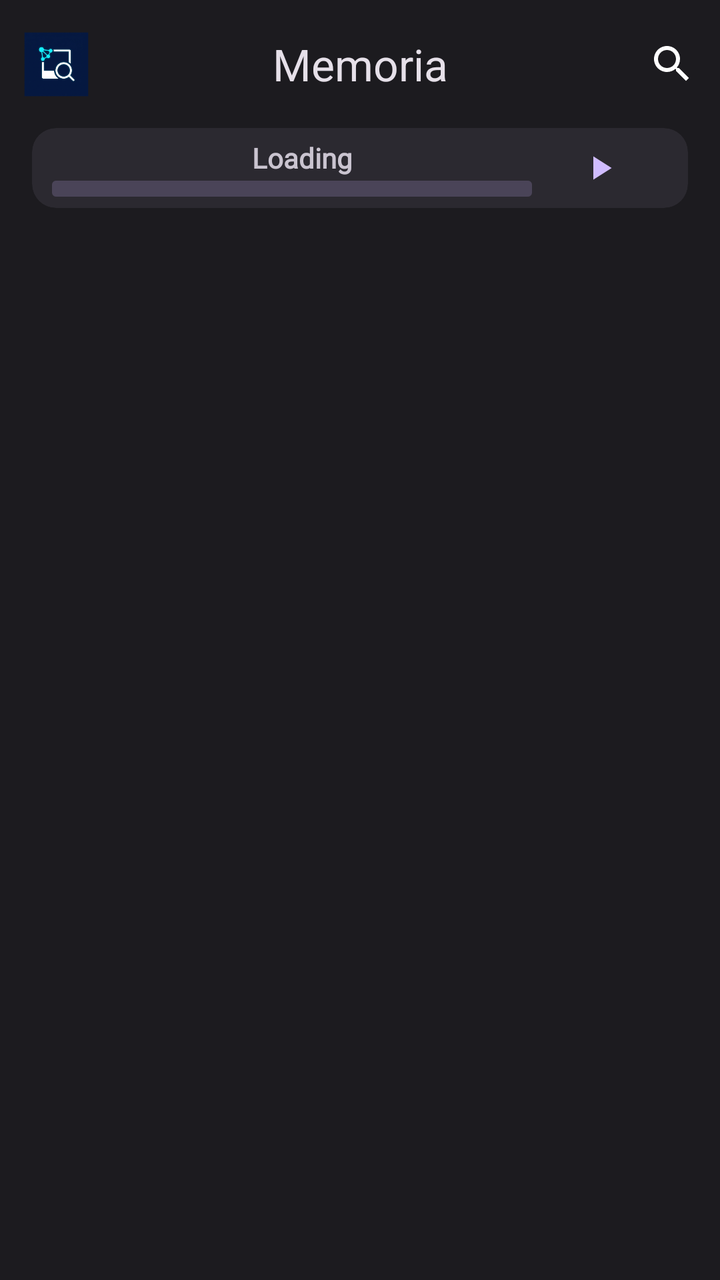
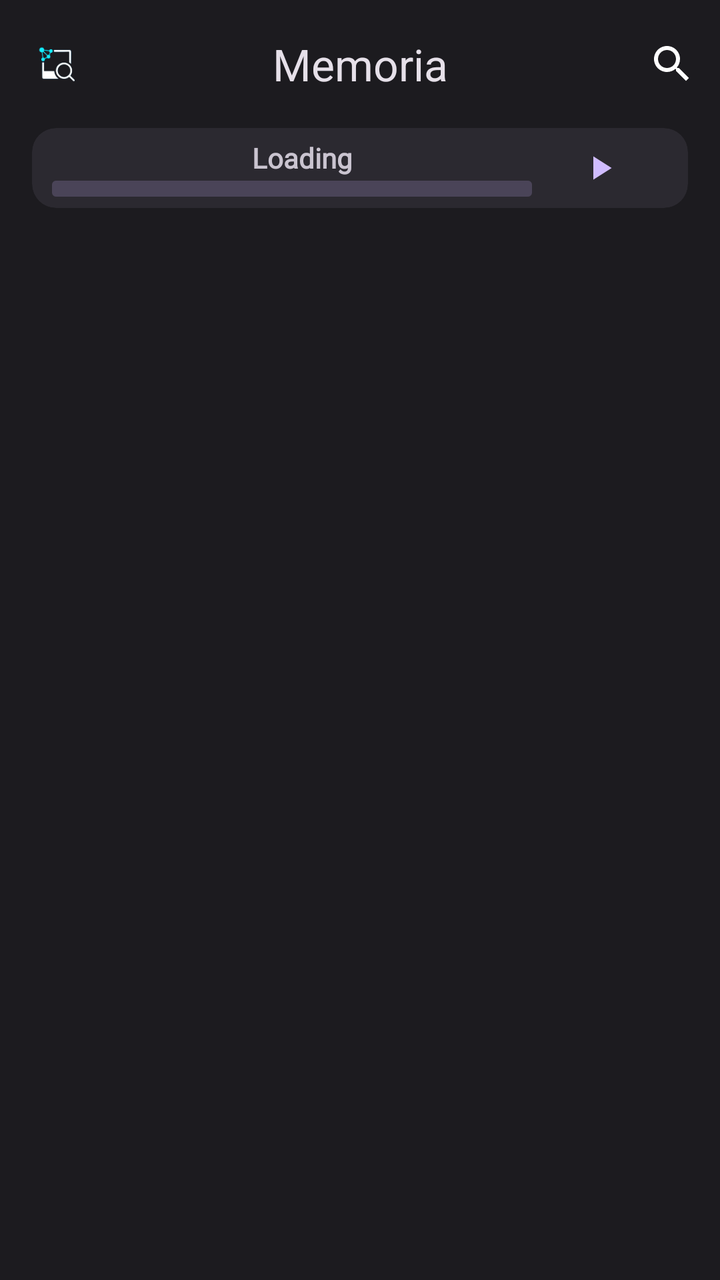

Two renders of the same Android screen: before a commit and after it. Below are the layout's source before the change and the commit's diff.
<!-- AndroidManifest.xml: application theme Theme.Memoria -->
<!-- res/layout/gallery_layout.xml -->
<?xml version="1.0" encoding="utf-8"?>
<androidx.coordinatorlayout.widget.CoordinatorLayout xmlns:android="http://schemas.android.com/apk/res/android"
    xmlns:tools="http://schemas.android.com/tools"
    xmlns:app="http://schemas.android.com/apk/res-auto"


    android:layout_width="match_parent"
    android:layout_height="match_parent">

    <com.google.android.material.appbar.AppBarLayout
        android:id="@+id/appbar"

        android:layout_width="match_parent"
        android:layout_height="wrap_content"
        android:background="@android:color/transparent"
        android:backgroundTint="@android:color/transparent">

        <com.google.android.material.appbar.MaterialToolbar
            android:id="@+id/toolbar"
            android:layout_width="match_parent"
            android:layout_height="wrap_content"
            app:menu="@menu/gallery_menu"
            app:navigationIcon="@drawable/app_icon"
            app:title="Memoria"
            app:titleCentered="true">

            <com.google.android.material.card.MaterialCardView
                android:id="@+id/small_indicator"
                android:layout_width="120dp"
                android:layout_height="35dp"
                android:layout_gravity="center"
                android:visibility="gone"
                app:cardCornerRadius="20dp">

                <com.google.android.material.progressindicator.LinearProgressIndicator
                    android:id="@+id/prog2"
                    android:layout_width="match_parent"
                    android:layout_height="match_parent"
                    android:max="100"
                    android:progress="50"
                    app:indicatorTrackGapSize="0dp"
                    app:trackCornerRadius="10dp"
                    app:trackStopIndicatorSize="0dp"
                    app:trackThickness="35dp" />

                <TextView
                    android:id="@+id/textView12"
                    android:layout_width="wrap_content"
                    android:layout_height="wrap_content"
                    android:layout_gravity="center"
                    android:fontFamily="@font/hanken_grotesk"
                    android:text="0/10"
                    android:textColor="@android:color/white"
                    android:textStyle="bold" />
            </com.google.android.material.card.MaterialCardView>
        </com.google.android.material.appbar.MaterialToolbar>

        <com.google.android.material.card.MaterialCardView
            android:id="@+id/big_indicator"
            android:layout_width="match_parent"
            android:layout_height="40dp"
            android:layout_marginStart="16dp"
            android:layout_marginEnd="16dp"
            app:cardBackgroundColor="@color/neutral_17"
            app:strokeWidth="0dp">

            <LinearLayout
                android:layout_width="match_parent"
                android:layout_height="match_parent"
                android:orientation="horizontal">

                <LinearLayout
                    android:layout_width="match_parent"
                    android:layout_height="wrap_content"
                    android:layout_gravity="center"
                    android:layout_weight="1"
                    android:orientation="vertical">

                    <TextView
                        android:id="@+id/textView2"
                        android:layout_width="match_parent"
                        android:layout_height="wrap_content"
                        android:layout_marginStart="10dp"
                        android:layout_marginBottom="2dp"
                        android:fontFamily="@font/hanken_grotesk"
                        android:text="Loading"
                        android:textAlignment="center"
                        android:textAllCaps="false"
                        android:textStyle="bold" />

                    <com.google.android.material.progressindicator.LinearProgressIndicator
                        android:id="@+id/progressbar"
                        android:layout_width="match_parent"
                        android:layout_height="wrap_content"
                        android:layout_gravity="center"
                        android:layout_marginStart="10dp"
                        android:layout_marginEnd="10dp"
                        android:indeterminate="true"
                        android:max="100"
                        android:progress="20"
                        app:indicatorTrackGapSize="0dp"
                        app:trackStopIndicatorSize="0dp"
                        app:trackThickness="8dp" />
                </LinearLayout>

                <com.google.android.material.button.MaterialButton
                    android:id="@+id/button"
                    style="@style/Widget.Material3.Button.IconButton"
                    android:layout_width="wrap_content"
                    android:layout_height="wrap_content"
                    android:layout_gravity="center"

                    android:layout_marginTop="2dp"
                    android:layout_marginBottom="2dp"
                    app:icon="@drawable/baseline_play_arrow_24"
                    app:materialSizeOverlay="@style/SizeOverlay.Material3Expressive.Button.IconButton.Small" />

                <Button
                    android:id="@+id/button5"
                    style="@style/Widget.Material3.Button.IconButton"
                    android:layout_width="wrap_content"
                    android:layout_height="wrap_content"
                    app:icon="@drawable/baseline_keyboard_arrow_up_24" />
            </LinearLayout>
        </com.google.android.material.card.MaterialCardView>
    </com.google.android.material.appbar.AppBarLayout>


    <androidx.recyclerview.widget.RecyclerView
        android:id="@+id/rec"
        android:layout_width="match_parent"
        android:layout_height="match_parent"
        android:layout_marginTop="8dp"
        app:layout_behavior="com.google.android.material.appbar.AppBarLayout$ScrollingViewBehavior" />


</androidx.coordinatorlayout.widget.CoordinatorLayout>
<!-- resources referenced by this layout -->
<resources>
  <color name="neutral_17">#2B2930</color>
  <!-- drawable app_icon (drawable) -->
  <?xml version="1.0" encoding="utf-8"?>
  <layer-list  xmlns:android="http://schemas.android.com/apk/res/android">
  
      <item android:width="45dp" android:height="45dp" >
          <bitmap
              android:src="@mipmap/ic_launcher_foreground"
              android:gravity="fill" />
      </item>
  </layer-list>
  <!-- drawable baseline_play_arrow_24 (drawable) -->
  <vector xmlns:android="http://schemas.android.com/apk/res/android" android:height="24dp" android:tint="#FFFFFF" android:viewportHeight="24" android:viewportWidth="24" android:width="24dp">
        
      <path android:fillColor="@android:color/white" android:pathData="M8,5v14l11,-7z"/>
      
  </vector>
  <style name="Theme.Memoria" parent="Base.Theme.Memoria" />
  <color name="primary_80">#D0BCFF</color>
  <color name="primary_20">#381E72</color>
  <color name="primary_30">#4F378B</color>
  <color name="primary_90">#EADDFF</color>
  <color name="primary_40">#6750A4</color>
  <color name="secondary_80">#CCC2DC</color>
  <color name="secondary_20">#332D41</color>
  <color name="secondary_30">#4A4458</color>
  <color name="secondary_90">#E8DEF8</color>
  <color name="tertiary_80">#EFB8C8</color>
  <color name="tertiary_20">#492532</color>
  <color name="tertiary_30">#633B48</color>
  <color name="tertiary_90">#FFD8E4</color>
  <color name="error_80">#F2B8B5</color>
  <color name="error_20">#601410</color>
  <color name="error_30">#8C1D18</color>
  <color name="error_90">#F9DEDC</color>
  <color name="neutral_10">#1C1B1F</color>
  <color name="neutral_90">#E6E1E5</color>
  <color name="neutral_variant_30">#444548</color>
  <color name="neutral_variant_80">#CAC4D0</color>
  <color name="neutral_4">#0F0E11</color>
  <color name="neutral_12">#211F23</color>
  <color name="neutral_22">#36343B</color>
  <color name="neutral_24">#3B383E</color>
  <color name="neutral_variant_60">#938F99</color>
  <color name="neutral_20">#313033</color>
  <style name="TextAppearance.Memoria.HeadlineLarge" parent="TextAppearance.Material3.HeadlineLarge">
          <item name="fontFamily">@font/hanken_grotesk</item>
          <item name="android:fontFamily">@font/hanken_grotesk</item>
          <item name="android:textSize">57sp</item>
          <item name="android:textColor">?attr/colorOnBackground</item>
      </style>
  <style name="TextAppearance.Memoria.BodyLarge" parent="TextAppearance.Material3.BodyLarge">
          <item name="fontFamily">@font/hanken_grotesk</item>
          <item name="android:fontFamily">@font/hanken_grotesk</item>
          <item name="android:textSize">16sp</item>
          <item name="android:textColor">?attr/colorOnSurface</item>
      </style>
  <style name="TextAppearance.Memoria.BodyMedium" parent="TextAppearance.Material3.BodyMedium">
          <item name="fontFamily">@font/hanken_grotesk</item>
          <item name="android:fontFamily">@font/hanken_grotesk</item>
          <item name="android:textSize">14sp</item>
          <item name="android:textColor">?attr/colorOnSurfaceVariant</item>
      </style>
  <style name="TextAppearance.Memoria.Label" parent="TextAppearance.Material3.LabelLarge">
          <item name="fontFamily">@font/jetbrains_mono</item>
          <item name="android:fontFamily">@font/jetbrains_mono</item>
          <item name="android:textSize">14sp</item>
          <item name="android:letterSpacing">0.02</item>
      </style>
  <style name="Widget.Memoria.Button.Primary" parent="Widget.Material3.Button">
          <item name="backgroundTint">@color/primary_80</item>
          <item name="android:textColor">@color/primary_20</item>
          <item name="cornerRadius">24dp</item>
          <item name="android:textAppearance">@style/TextAppearance.Memoria.Label</item>
      </style>
  <style name="ShapeAppearance.Memoria.Pill" parent="ShapeAppearance.Material3.Corner.Full">
          <item name="cornerSize">50%</item>
      </style>
  <!-- unchanged entries left out for length: 4 -->
</resources>

<!-- the commit's change to res/layout/gallery_layout.xml (unified diff, before → after) -->
@@ -30,7 +30,8 @@
                 android:layout_height="35dp"
                 android:layout_gravity="center"
                 android:visibility="gone"
-                app:cardCornerRadius="20dp">
+                app:cardCornerRadius="20dp"
+                app:strokeWidth="0dp">
 
                 <com.google.android.material.progressindicator.LinearProgressIndicator
                     android:id="@+id/prog2"
@@ -130,7 +131,9 @@
         android:id="@+id/rec"
         android:layout_width="match_parent"
         android:layout_height="match_parent"
+        android:layout_marginStart="4dp"
         android:layout_marginTop="8dp"
+        android:layout_marginEnd="4dp"
         app:layout_behavior="com.google.android.material.appbar.AppBarLayout$ScrollingViewBehavior" />
 
 
<!-- resource entries referenced after the edit -->
@@ -7,7 +7,7 @@
   
       <item android:width="45dp" android:height="45dp" >
           <bitmap
-              android:src="@mipmap/ic_launcher_foreground"
+              android:src="@drawable/app_logo_no_background"
               android:gravity="fill" />
       </item>
   </layer-list>
@@ -18,6 +18,7 @@
       
   </vector>
   <style name="Theme.Memoria" parent="Base.Theme.Memoria" />
+  <!-- drawable app_logo_no_background: png bitmap (drawable, 11559 bytes) -->
   <color name="primary_80">#D0BCFF</color>
   <color name="primary_20">#381E72</color>
   <color name="primary_30">#4F378B</color>
